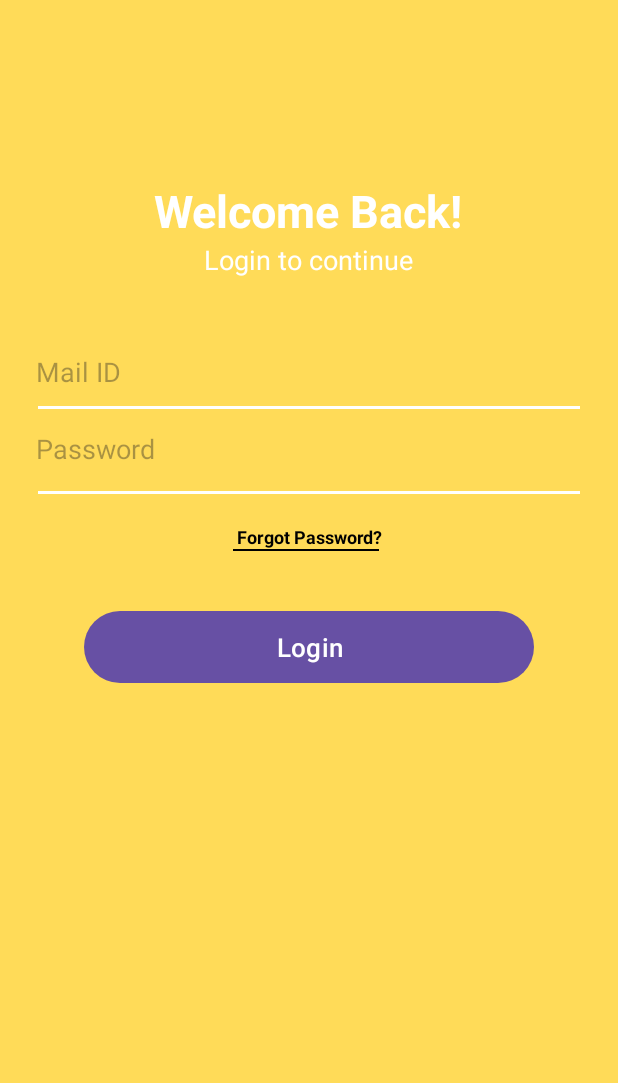
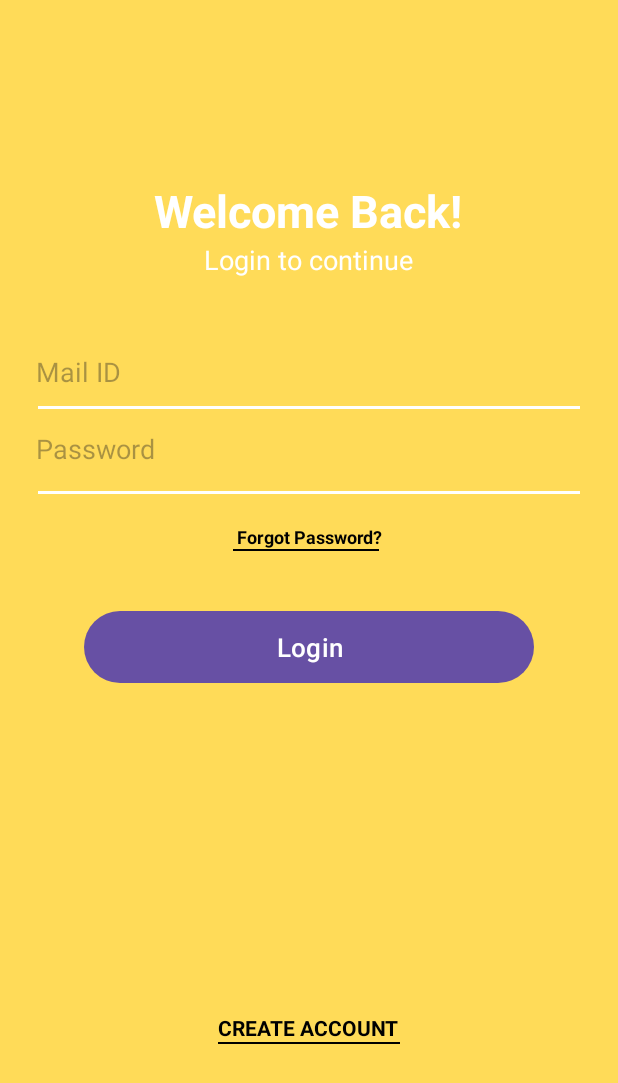
Before and after one commit to Cybertron-Ant/Login_Signup_Page, an Android app: the screen it shows after launch (MainActivity), on a phone screen of 412 x 824 dp. Shown: the top 1083 px of the screen. Run offline under Robolectric (Android 15) with nearby library versions, the phone set to English and light mode, and no system bars.

Commit message:
add TextView for creating an account and an underline

```diff
--- a/app/src/main/res/layout/activity_main.xml
+++ b/app/src/main/res/layout/activity_main.xml
@@ -109,5 +109,26 @@
         android:paddingRight="20dp"/> <!-- end button with white text -->
 
 
+    <TextView
+        android:id="@+id/textCreateAccount"
+        android:layout_width="wrap_content"
+        android:layout_height="wrap_content"
+        android:text="@string/create_account"
+        android:textSize="14sp"
+        android:textColor="#000000"
+        android:layout_gravity="center"
+        android:paddingTop="220dp"
+        android:paddingBottom="0dp"
+        android:textStyle="bold"
+        android:layout_below="@id/loginButton"/>
+
+    <View
+        android:layout_width="wrap_content"
+        android:layout_height="1dp"
+        android:background="#000000"
+        android:layout_marginLeft="145dp"
+        android:layout_marginRight="145dp"/> <!-- end underline -->
+
+
 
 </LinearLayout>
--- a/app/src/main/res/values/strings.xml
+++ b/app/src/main/res/values/strings.xml
@@ -6,4 +6,5 @@
     <string name="password">Password</string>
     <string name="forgot_password">Forgot Password?</string>
     <string name="login">Login</string>
+    <string name="create_account">CREATE ACCOUNT</string>
 </resources>
```
